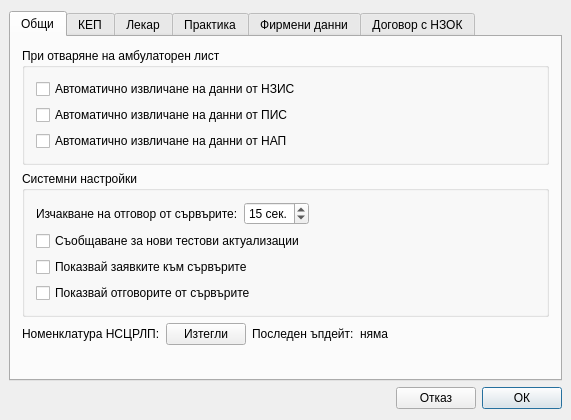
Above: src/View/Widgets/SettingsDialog.ui from thefinalcutbg/DinoDent before the change. Below: the same form after it.
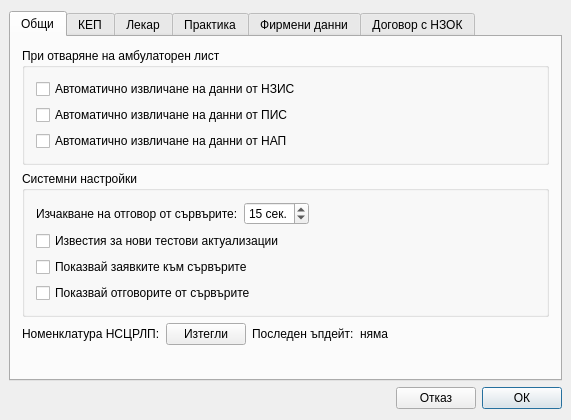
That is the form after the change. Custom widgets are drawn as their Qt base class.

Commit message: enum branch remove

Patch:
```diff
--- a/src/View/Widgets/SettingsDialog.ui
+++ b/src/View/Widgets/SettingsDialog.ui
@@ -125,7 +125,7 @@
           <item>
            <widget class="QCheckBox" name="devBranch">
             <property name="text">
-             <string>Съобщаване за нови тестови актуализации</string>
+             <string>Известия за нови тестови актуализации</string>
             </property>
            </widget>
           </item>
```
The commit also changes 1 other file.
